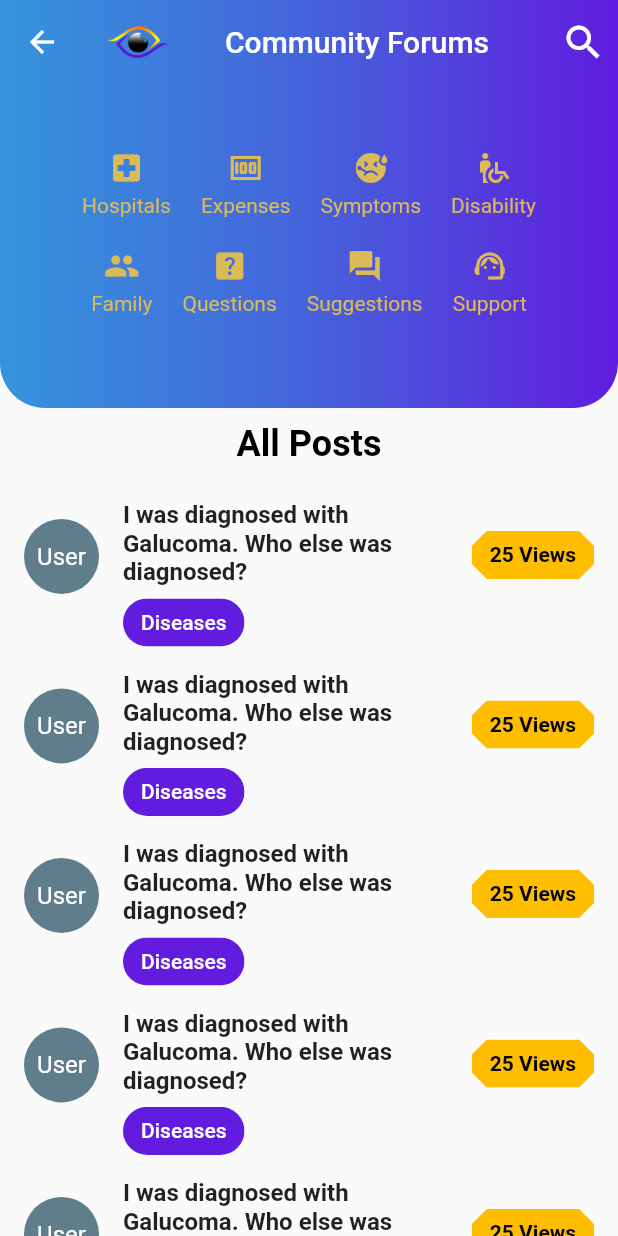
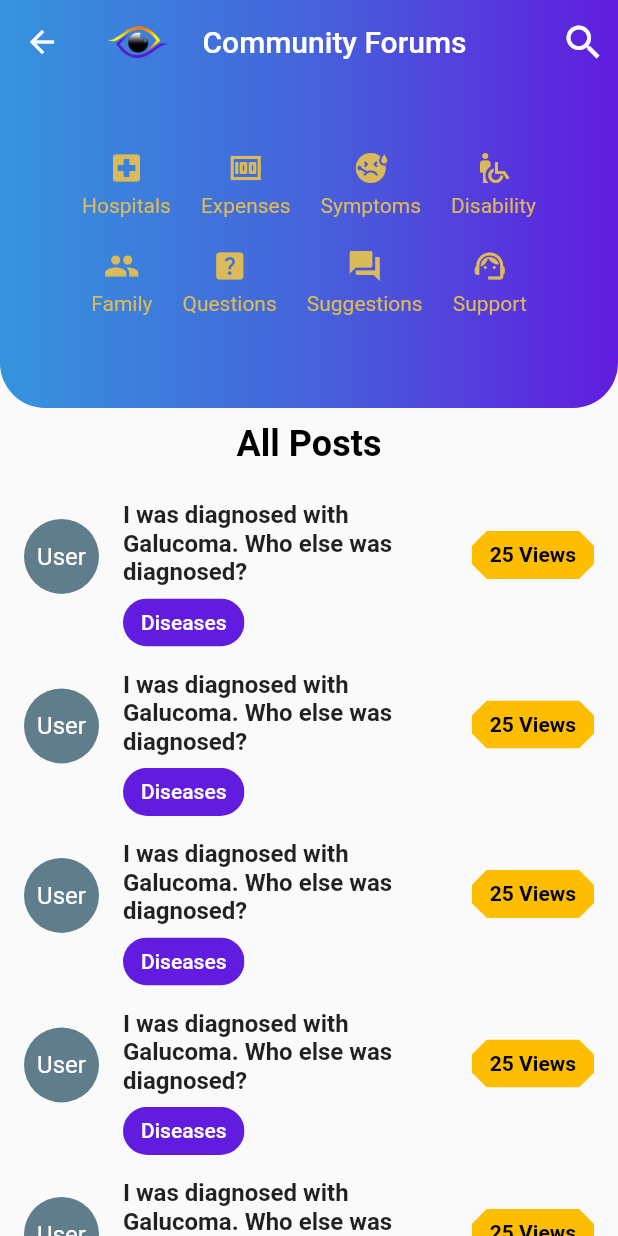
Before and after one commit to ihassanjavaid/Eye-Diagnostic-System, a Flutter app: the Forum screen opened by its route, on a phone screen of 412 x 824 dp. Run offline on Flutter 3.47's test engine with Material 2 defaults, Android fonts, the light colour scheme and no system bars; our stand-ins replace connectivity, firebase_auth, firebase_core, flutter_speed_dial, flutter_svg, modal_progress_hud and 3 more; accounts and stored records are empty.

Commit message:
ui_update

```diff
--- a/lib/main.dart
+++ b/lib/main.dart
@@ -21,7 +21,7 @@ class EyeSee extends StatelessWidget {
     return MaterialApp(
       debugShowCheckedModeBanner: false,
       title: 'Eye See',
-      initialRoute: Forum.id,
+      initialRoute: AutoLoginService.id,
       routes: {
         AutoLoginService.id:(context) => AutoLoginService(),
         Forum.id:(context) => Forum(),
--- a/lib/screens/community/forum_screen.dart
+++ b/lib/screens/community/forum_screen.dart
@@ -46,7 +46,7 @@ class _ForumState extends State<Forum> {
                         width: 40,
                       ),
                       SizedBox(
-                        width: 30.0,
+                        width: 15.0,
                       ),
                       Container(
                         padding: const EdgeInsets.all(8.0),
--- a/lib/screens/main_dashboard_screen.dart
+++ b/lib/screens/main_dashboard_screen.dart
@@ -9,6 +9,8 @@ import 'package:flutter/rendering.dart';
 import 'package:flutter/services.dart';
 import 'package:flutter_svg/flutter_svg.dart';
 import 'package:shared_preferences/shared_preferences.dart';
+
+import 'community/forum_screen.dart';
 
 class Dashboard extends StatefulWidget {
   static const String id = 'main_dashboard_screen';
@@ -167,7 +169,9 @@ class _DashboardState extends State<Dashboard> {
                       Column(
                         children: [
                           GestureDetector(
-                            onTap: () {},
+                            onTap: () {
+                              Navigator.pushNamed(context, Forum.id);
+                            },
                             child: Icon(
                               Icons.people,
                               color: kGoldenColor,
```
